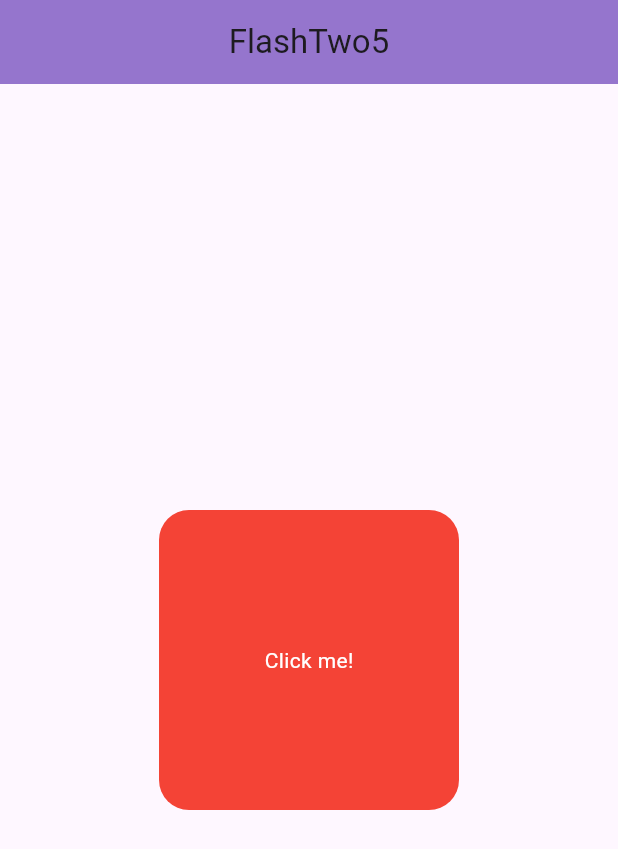
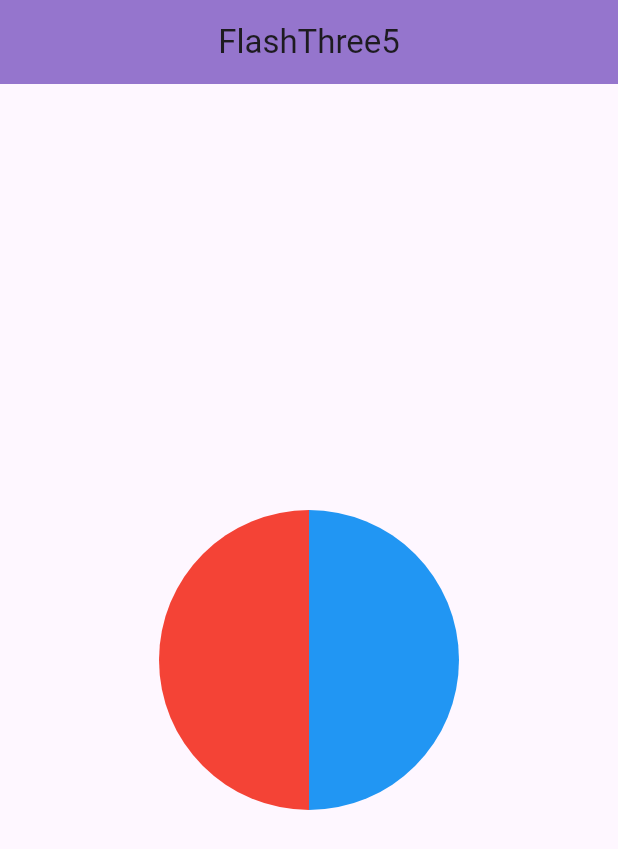
Before and after one commit to VaibhavPagare25/Daily_Flash, a Flutter app: the screen it shows after launch, on a phone screen of 412 x 824 dp. Shown: the top 849 px of the screen. Run offline on Flutter 3.47's test engine with Material 3 defaults, Android fonts, the phone set to English and light mode, and no system bars.

Commit message:
Flash03_5 Completed

```diff
--- /dev/null
+++ b/lib/Flash03/flash03_5.dart
@@ -0,0 +1,95 @@
+import 'package:flutter/material.dart';
+
+class FlashThree5 extends StatefulWidget {
+  const FlashThree5({super.key});
+
+  @override
+  State<FlashThree5> createState() => _FlashThree5State();
+}
+
+class _FlashThree5State extends State<FlashThree5> {
+  @override
+  Widget build(BuildContext context) {
+    return Scaffold(
+      appBar: AppBar(
+        title: const Text(
+          "FlashThree5",
+        ),
+        backgroundColor: Colors.deepPurple.shade300,
+        centerTitle: true,
+      ),
+      body: Center(
+        child: ClipOval(
+          child: Container(
+            height: 200,
+            width: 200,
+            child: Row(
+              children: [
+                Expanded(
+                  flex: 1,
+                  child: Container(
+                    color: Colors.red,
+                    // height: 200,
+                  ),
+                ),
+                Expanded(
+                  flex: 1,
+                  child: Container(
+                    color: Colors.blue,
+                    // height: 200,
+                  ),
+                ),
+              ],
+            ),
+          ),
+        ),
+        // child: Container(
+        //   height: 200,
+        //   width: 200,
+        //   clipBehavior: Clip.antiAliasWithSaveLayer,
+        //   decoration: const BoxDecoration(
+        //     shape: BoxShape.circle,
+        //     gradient: LinearGradient(
+        //       begin: Alignment.centerLeft,
+        //       end: Alignment.centerRight,
+        //       colors: [Colors.red, Colors.green],
+        //     ),
+        //   ),
+        // child: Stack(
+        //   children: [
+        //     Positioned(
+        //       left: 0,
+        //       top: 0,
+        //       right: 0,
+        //       bottom: 0,
+        //       child: ClipRRect(
+        //         borderRadius: BorderRadius.zero, // No rounding
+        //         child: Container(
+        //           decoration: BoxDecoration(
+        //             color: Colors.red,
+        //             shape: BoxShape.circle,
+        //           ),
+        //         ),
+        //       ),
+        //     ),
+        //     Positioned(
+        //       right: 0, // Positioned at the right half
+        //       top: 0,
+        //       bottom: 0,
+        //       width: 100, // Half the width
+        //       child: ClipRRect(
+        //         borderRadius: BorderRadius.zero, // No rounding
+        //         child: Container(
+        //           decoration: const BoxDecoration(
+        //             color: Colors.green,
+        //             shape: BoxShape.circle,
+        //           ),
+        //         ),
+        //       ),
+        //     ),
+        //   ],
+        // ),
+      ),
+    );
+  }
+}
--- a/lib/main.dart
+++ b/lib/main.dart
@@ -1,6 +1,9 @@
-import 'package:daily_flash/Flash02/flash02_4.dart';
-import 'package:daily_flash/Flash02/flash02_5.dart';
+import 'package:daily_flash/Flash03/flash03_2.dart';
+import 'package:daily_flash/Flash03/flash03_3.dart';
+import 'package:daily_flash/Flash03/flash03_4.dart';
+import 'package:daily_flash/Flash03/flash03_5.dart';
 import 'package:flutter/material.dart';
+import 'Flash03/flash03_1.dart';
 
 void main() {
   runApp(const MainApp());
@@ -11,11 +14,11 @@ class MainApp extends StatelessWidget {
 
   @override
   Widget build(BuildContext context) {
-    return MaterialApp(
+    return const MaterialApp(
       debugShowCheckedModeBanner: false,
       home: Scaffold(
         body: Center(
-          child: FlashTwo5(),
+          child: FlashThree5(),
         ),
       ),
     );
```
